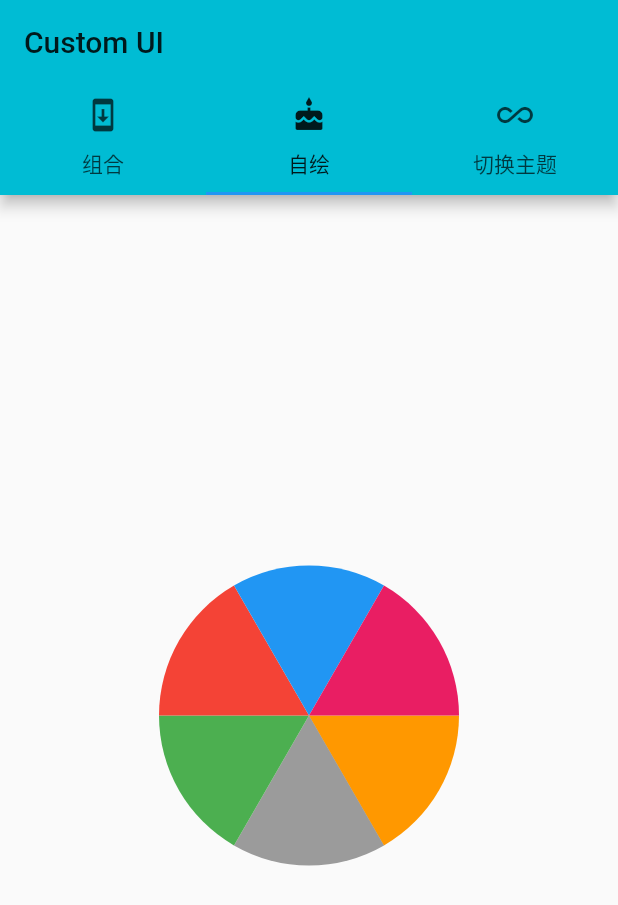
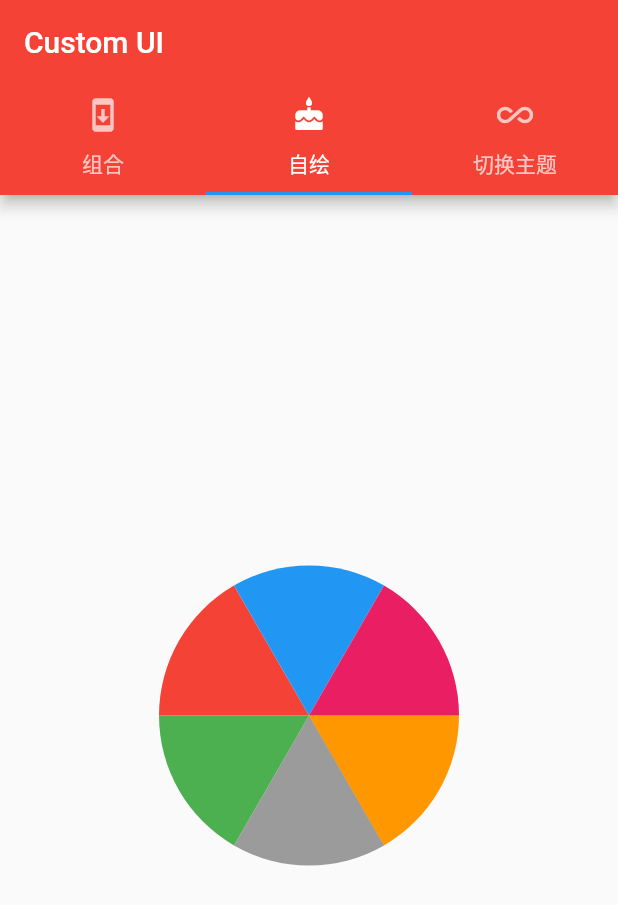
Before and after one commit to chuxusave/flutter_objects, a Flutter app: the screen it shows after launch, tab 2 chosen, on a phone screen of 412 x 824 dp. Shown: the top 905 px of the screen. Run offline on Flutter 3.47's test engine with Material 2 defaults, Android fonts, the phone set to English and light mode, and no system bars; our stand-ins replace date_format.

```diff
--- a/lib/main.dart
+++ b/lib/main.dart
@@ -1,3 +1,4 @@
+import 'package:date_format/date_format.dart';
 import 'package:flutter/material.dart';
 import 'dart:math';
 
@@ -11,7 +12,7 @@ class MyApp extends StatelessWidget {
   Widget build(BuildContext context) => MaterialApp(
         theme: ThemeData(
           brightness: Brightness.light,
-          primaryColor: Colors.cyan, //主题色为蓝色
+          primaryColor: Colors.red, //主题色为蓝色
         ),
         home: MyHomePage(title: 'Custom UI'),
       );
@@ -58,6 +59,7 @@ class _MyHomePageState extends State<MyHomePage>
 
   @override
   Widget build(BuildContext context) {
+    print(formatDate(DateTime.now(), [yyyy, '-', mm, '-', dd]));
     return Scaffold(
       appBar: AppBar(
         title: Text(widget.title),
```
Also changed, not shown: pubspec.yaml (+4 -6 lines), pubspec.lock.
